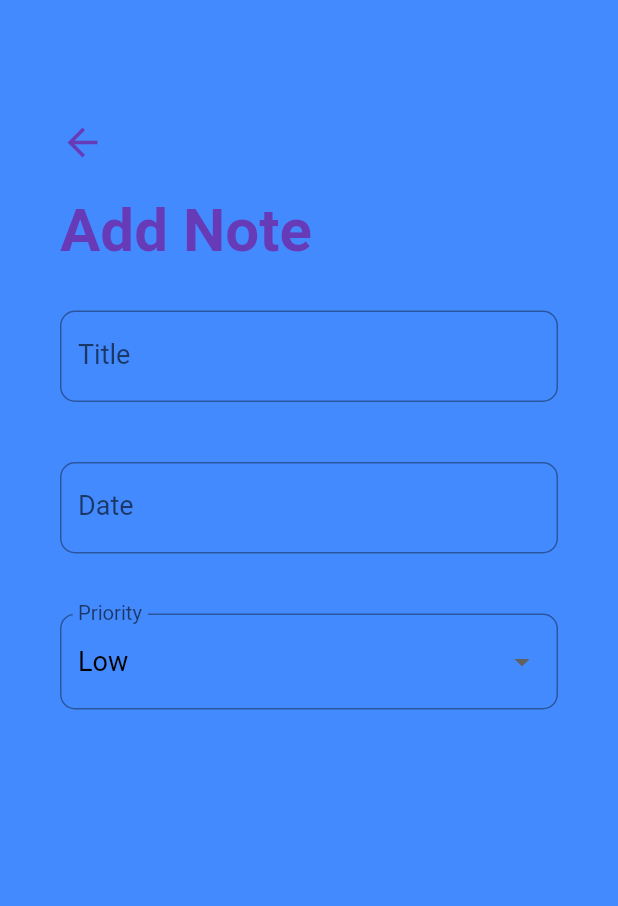
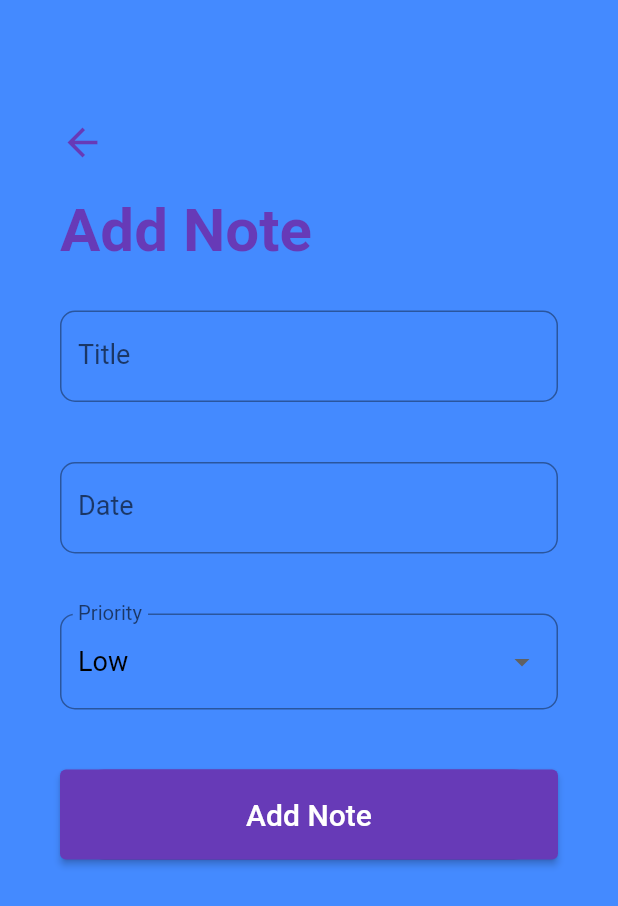
Before and after one commit to jhunderdog/sqflite, a Flutter app: the AddNoteScreen screen opened directly, on a phone screen of 412 x 824 dp. Shown: the top 906 px of the screen. Run offline on Flutter 3.47's test engine with Material 2 defaults, Android fonts, the phone set to English and light mode, and no system bars; our stand-ins replace sqflite; accounts and stored records are empty.

```diff
--- /dev/null
+++ b/lib/models/note_model.dart
@@ -0,0 +1,34 @@
+class Note {
+  int? id;
+  String? title;
+  DateTime? date;
+  String? priority;
+  int? status;
+
+  Note({this.title, this.date, this.priority, this.status});
+
+  Note.withId({this.id, this.title, this.date, this.priority, this.status});
+
+  Map<String, dynamic> toMap() {
+    final map = Map<String, dynamic>();
+    if (id != null) {
+      map['id'] = id;
+    }
+    map['title'] = title;
+    map['date'] = date!.toIso8601String();
+    map['priority'] = priority;
+    map['status'] = status;
+    return map;
+  }
+
+  //factory constructor pattern
+  factory Note.fromMap(Map<String, dynamic> map) {
+    return Note.withId(
+      id: map['id'],
+      title: map['title'],
+      date: DateTime.parse(map['date']),
+      priority: map['priority'],
+      status: map['status'],
+    );
+  }
+}
--- a/lib/screens/add_note_screen.dart
+++ b/lib/screens/add_note_screen.dart
@@ -133,6 +133,23 @@ class _AddNoteScreenState extends State<AddNoteScreen> {
                           },
                           value: _priority,
                         ),
+                      ),
+                      Container(
+                        margin: EdgeInsets.symmetric(vertical: 20.0),
+                        height: 60.0,
+                        width: double.infinity,
+                        decoration: BoxDecoration(
+                          color: Theme.of(context).primaryColor,
+                          borderRadius: BorderRadius.circular(30.0),
+                        ),
+                        child: ElevatedButton(
+                          onPressed: () {},
+                          child: Text(btnText,
+                              style: TextStyle(
+                                color: Colors.white,
+                                fontSize: 20.0,
+                              )),
+                        ),
                       )
                     ],
                   ),
```
Also changed, not shown: lib/database/database.dart (added, +91 -0 lines).
